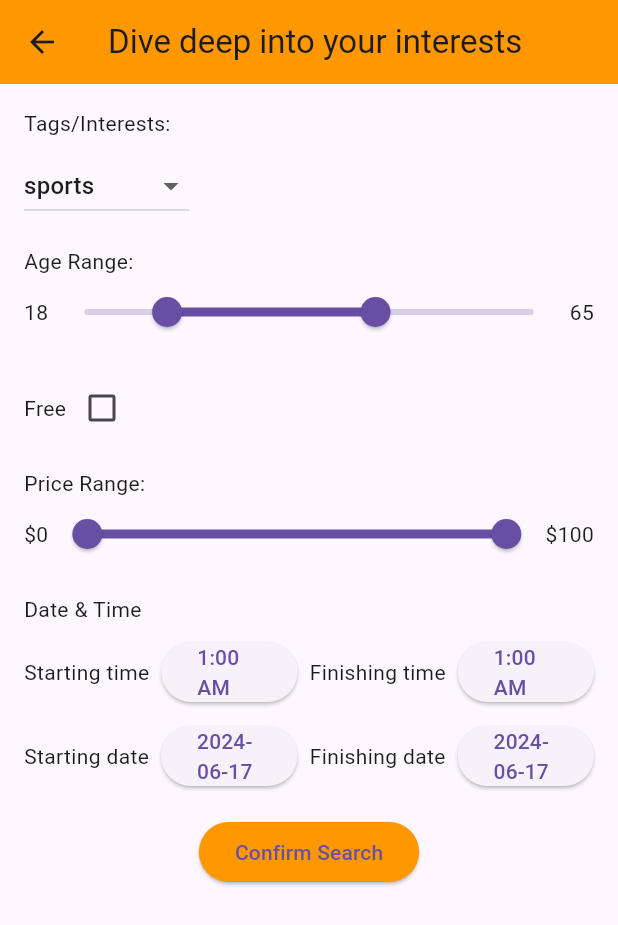
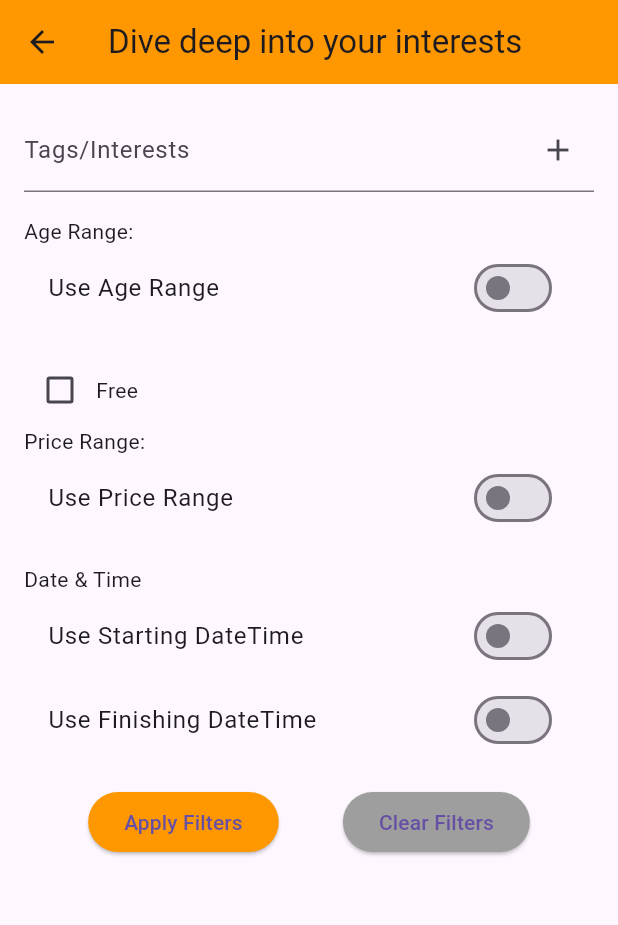
Before and after one commit to SurenSebastian/ihc-fernandez-keushkerian-sapiurka, a Flutter app: the EventAdvancedSearchScreen screen opened directly, on a phone screen of 412 x 824 dp. Shown: the top 925 px of the screen. Run offline on Flutter 3.47's test engine with Material 3 defaults, Android fonts, the phone set to English and light mode, and no system bars; our stand-ins replace cloud_firestore, firebase_auth, firebase_core, firebase_messaging, google_sign_in; accounts and stored records are empty.

Commit message:
Impreved advanced search view

```diff
--- a/evnt/lib/screens/event_advanced_search.dart
+++ b/evnt/lib/screens/event_advanced_search.dart
@@ -1,4 +1,6 @@
+import 'package:evnt/services/firestore.dart';
 import 'package:flutter/material.dart';
+import 'package:intl/intl.dart';
 
 class EventAdvancedSearchScreen extends StatefulWidget {
   const EventAdvancedSearchScreen({super.key});
@@ -8,30 +10,19 @@ class EventAdvancedSearchScreen extends StatefulWidget {
 }
 
 class _EventAdvancedSearchScreenState extends State<EventAdvancedSearchScreen> {
-  double _minAge = 18;
-  double _maxAge = 65;
-  double _minPrice = 0;
-  double _maxPrice = 100;
+  final List<String> _tags = [];
+  final TextEditingController _tagsController = TextEditingController();
+  RangeValues _ageRange = const RangeValues(18, 60);
+  RangeValues _priceRange = const RangeValues(0, 100);
   bool _isFree = false;
-  String _selectedTag = "sports";
-  TimeOfDay _startTime = const TimeOfDay(hour: 1, minute: 0);
-  TimeOfDay _finishTime = const TimeOfDay(hour: 1, minute: 0);
-  DateTime _startDate = DateTime.now();
-  DateTime _finishDate = DateTime.now();
-  final List<String> _tags = ['sports', 'music', 'technology', 'art'];
 
+  DateTime _startingDateTime = DateTime.now();
+  DateTime _finishingDateTime = DateTime.now();
 
-  void _confirmSearch() {
-    print("Search confirmed with the following details:");
-    print("Tag: $_selectedTag");
-    print("Age Range: $_minAge - $_maxAge");
-    print("Price Range: $_minPrice - $_maxPrice");
-    print("Free: $_isFree");
-    print("Start Time: ${_startTime.format(context)}");
-    print("Finish Time: ${_finishTime.format(context)}");
-    print("Start Date: ${_startDate.toLocal()}");
-    print("Finish Date: ${_finishDate.toLocal()}");
-  }
+  bool _useAgeRange = false;
+  bool _usePriceRange = false;
+  bool _useStartingDateTime = false;
+  bool _useFinishingDateTime = false;
 
   @override
   Widget build(BuildContext context) {
@@ -42,199 +33,236 @@ class _EventAdvancedSearchScreenState extends State<EventAdvancedSearchScreen> {
       ),
       body: Padding(
         padding: const EdgeInsets.all(16.0),
-        child: SingleChildScrollView(
-          child: Column(
-            crossAxisAlignment: CrossAxisAlignment.start,
+        child: ListView(
           children: [
-              Text('Tags/Interests:'),
-              SizedBox(height: 8),
-              DropdownButton<String>(
-                value: _selectedTag,
-                hint: Text('Select a tag'),
-                items: _tags.map((String tag) {
-                  return DropdownMenuItem<String>(
-                    value: tag,
-                    child: Text(tag),
-                  );
-                }).toList(),
-                onChanged: (String? newValue) {
+            TextFormField(
+              controller: _tagsController,
+              decoration: InputDecoration(
+                labelText: "Tags/Interests",
+                suffixIcon: IconButton(
+                  icon: const Icon(Icons.add),
+                  onPressed: _addTag,
+                ),
+              ),
+            ),
+            Wrap(
+              children: _tags.map((tag) => Chip(
+                label: Text(tag),
+                onDeleted: () => _removeTag(tag),
+              )).toList(),
+            ),
+            const SizedBox(height: 16),
+            const Text('Age Range:'),
+            SwitchListTile(
+              title: const Text('Use Age Range'),
+              value: _useAgeRange,
+              onChanged: (bool value) {
                 setState(() {
-                    _selectedTag = newValue!;
+                  _useAgeRange = value;
+                });
+              },
+            ),
+            if (_useAgeRange)
+              RangeSlider(
+                values: _ageRange,
+                min: 0,
+                max: 100,
+                divisions: 100,
+                labels: RangeLabels(
+                  _ageRange.start.round().toString(),
+                  _ageRange.end.round().toString(),
+                ),
+                onChanged: (values) {
+                  setState(() {
+                    _ageRange = values;
                   });
                 },
               ),
             const SizedBox(height: 16),
-              const Text('Age Range:'),
             Row(
               children: [
-                  Text('${_minAge.round()}'),
-                  Expanded(
-                    child: RangeSlider(
-                      values: RangeValues(_minAge, _maxAge),
-                      min: 0,
-                      max: 100,
-                      divisions: 100,
-                      labels: RangeLabels(
-                        _minAge.round().toString(),
-                        _maxAge.round().toString(),
-                      ),
-                      onChanged: (values) {
-                        setState(() {
-                          _minAge = values.start;
-                          _maxAge = values.end;
-                        });
-                      },
-                    ),
-                  ),
-                  Text('${_maxAge.round()}'),
-                ],
-              ),
-              const SizedBox(height: 16),
-              Row(
-                children: [
-                  const Text('Free'),
                 Checkbox(
                   value: _isFree,
                   onChanged: (value) {
                     setState(() {
-                        _isFree = value ?? false;
+                      _isFree = value!;
+                                          });
+                  },
+                ),
+                const Text('Free')
+              ],
+            ),
+            if (!_isFree)
+              Column(
+                crossAxisAlignment: CrossAxisAlignment.start,
+                children: [
+                  const Text('Price Range:'),
+                  SwitchListTile(
+                    title: const Text('Use Price Range'),
+                    value: _usePriceRange,
+                    onChanged: (bool value) {
+                      setState(() {
+                        _usePriceRange = value;
+                      });
+                    },
+                  ),
+                  if (_usePriceRange)
+                    RangeSlider(
+                      values: _priceRange,
+                      min: 0,
+                      max: 1000,
+                      divisions: 100,
+                      labels: RangeLabels(
+                        '\$${_priceRange.start.round()}',
+                        '\$${_priceRange.end.round()}',
+                      ),
+                      onChanged: (values) {
+                        setState(() {
+                          _priceRange = values;
                         });
                       },
                     ),
                 ],
               ),
             const SizedBox(height: 16),
-              if (!_isFree)
-                const Text('Price Range:'),
-              if (!_isFree)
-                Row(
-                  children: [
-                    Text('\$${_minPrice.round()}'),
-                    Expanded(
-                      child: RangeSlider(
-                        values: RangeValues(_minPrice, _maxPrice),
-                        min: 0,
-                        max: 100,
-                        divisions: 100,
-                        labels: RangeLabels(
-                          '\$${_minPrice.round()}',
-                          '\$${_maxPrice.round()}',
-                        ),
-                        onChanged: (values) {
+            const Text('Date & Time'),
+            SwitchListTile(
+              title: const Text('Use Starting DateTime'),
+              value: _useStartingDateTime,
+              onChanged: (bool value) {
                 setState(() {
-                            _minPrice = values.start;
-                            _maxPrice = values.end;
+                  _useStartingDateTime = value;
                 });
               },
             ),
+            if (_useStartingDateTime)
+              ListTile(
+                title: Text('Starting DateTime: ${_formatDateTime(_startingDateTime)}'),
+                trailing: const Icon(Icons.calendar_today),
+                onTap: _pickStartingDateTime,
               ),
-                    Text('\$${_maxPrice.round()}'),
-                  ],
+            SwitchListTile(
+              title: const Text('Use Finishing DateTime'),
+              value: _useFinishingDateTime,
+              onChanged: (bool value) {
+                setState(() {
+                  _useFinishingDateTime = value;
+                });
+              },
+            ),
+            if (_useFinishingDateTime)
+              ListTile(
+                title: Text('Finishing DateTime: ${_formatDateTime(_finishingDateTime)}'),
+                trailing: const Icon(Icons.calendar_today),
+                onTap: _pickFinishingDateTime,
               ),
             const SizedBox(height: 16),
-              const Text('Date & Time'),
-              const SizedBox(height: 8),
             Row(
+              mainAxisAlignment: MainAxisAlignment.spaceEvenly,
               children: [
-                  const Text('Starting time'),
-                  const SizedBox(width: 8),
-                  Expanded(
-                    child: ElevatedButton(
-                      onPressed: () async {
-                        TimeOfDay? picked = await showTimePicker(
-                          context: context,
-                          initialTime: _startTime,
-                        );
-                        if (picked != null) {
-                          setState(() {
-                            _startTime = picked;
-                          });
-                        }
-                      },
-                      child: Text(_startTime.format(context)),
+                ElevatedButton(
+                  style: ElevatedButton.styleFrom(backgroundColor: Colors.orange),
+                  onPressed: _applyFilters,
+                  child: const Text('Apply Filters'),
                 ),
-                  ),
-                  const SizedBox(width: 8),
-                  const Text('Finishing time'),
-                  const SizedBox(width: 8),
-                  Expanded(
-                    child: ElevatedButton(
-                      onPressed: () async {
-                        TimeOfDay? picked = await showTimePicker(
-                          context: context,
-                          initialTime: _finishTime,
-                        );
-                        if (picked != null) {
-                          setState(() {
-                            _finishTime = picked;
-                          });
-                        }
-                      },
-                      child: Text(_finishTime.format(context)),
-                    ),
+                ElevatedButton(
+                  style: ElevatedButton.styleFrom(backgroundColor: Colors.grey),
+                  onPressed: _clearFilters,
+                  child: const Text('Clear Filters'),
                 ),
               ],
-              ),
-              const SizedBox(height: 8),
-              Row(
-                children: [
-                  const Text('Starting date'),
-                  const SizedBox(width: 8),
-                  Expanded(
-                    child: ElevatedButton(
-                      onPressed: () async {
-                        DateTime? picked = await showDatePicker(
-                          context: context,
-                          initialDate: _startDate,
-                          firstDate: DateTime(2000),
-                          lastDate: DateTime(2101),
-                        );
-                        if (picked != null) {
-                          setState(() {
-                            _startDate = picked;
-                          });
-                        }
-                      },
-                      child: Text("${_startDate.toLocal()}".split(' ')[0]),
-                    ),
-                  ),
-                  const SizedBox(width: 8),
-                  const Text('Finishing date'),
-                  const SizedBox(width: 8),
-                  Expanded(
-                    child: ElevatedButton(
-                      onPressed: () async {
-                        DateTime? picked = await showDatePicker(
-                          context: context,
-                          initialDate: _finishDate,
-                          firstDate: DateTime(2000),
-                          lastDate: DateTime(2101),
-                        );
-                        if (picked != null) {
-                          setState(() {
-                            _finishDate = picked;
-                          });
-                        }
-                      },
-                      child: Text("${_finishDate.toLocal()}".split(' ')[0]),
-                    ),
-                  ),
-                ],
-              ),
-              const SizedBox(height: 16),
-              Center(
-                child: ElevatedButton(
-                  onPressed: _confirmSearch,
-                  style: ElevatedButton.styleFrom(
-                    backgroundColor: Colors.orange,
-                  ),
-                  child: const Text('Confirm Search'),
-                ),
             ),
           ],
         ),
       ),
-      ),
     );
   }
+
+  Future<void> _pickStartingDateTime() async {
+    DateTime? date = await showDatePicker(
+      context: context,
+      initialDate: _startingDateTime,
+      firstDate: DateTime(2000),
+      lastDate: DateTime(2100),
+    );
+    if (date != null) {
+      TimeOfDay? time = await showTimePicker(
+        context: context,
+        initialTime: TimeOfDay.fromDateTime(_startingDateTime),
+      );
+      if (time != null) {
+        setState(() {
+          _startingDateTime = DateTime(date.year, date.month, date.day, time.hour, time.minute);
+        });
       }
+    }
+  }
+
+  Future<void> _pickFinishingDateTime() async {
+    DateTime? date = await showDatePicker(
+      context: context,
+      initialDate: _finishingDateTime,
+      firstDate: DateTime(2000),
+      lastDate: DateTime(2100),
+    );
+    if (date != null) {
+      TimeOfDay? time = await showTimePicker(
+        context: context,
+        initialTime: TimeOfDay.fromDateTime(_finishingDateTime),
+      );
+      if (time != null) {
+        setState(() {
+          _finishingDateTime = DateTime(date.year, date.month, date.day, time.hour, time.minute);
+        });
+      }
+    }
+  }
+
+  void _addTag() {
+    final tag = _tagsController.text;
+    if (tag.isNotEmpty) {
+      setState(() {
+        _tags.add(tag);
+        _tagsController.clear();
+      });
+    }
+  }
+
+  void _removeTag(String tag) {
+    setState(() {
+      _tags.remove(tag);
+    });
+  }
+
+  String _formatDateTime(DateTime dateTime) {
+    return DateFormat('yyyy-MM-dd – kk:mm').format(dateTime);
+  }
+
+  void _applyFilters() {
+    final eventParams = EventParams(
+      tags: _tags.isNotEmpty ? _tags : null,
+      ageRange: _useAgeRange ? _ageRange : null,
+      isFree: _isFree ? _isFree : null,
+      priceRange: _usePriceRange && !_isFree ? _priceRange : null,
+      startingDateTime: _useStartingDateTime ? _startingDateTime : null,
+      finishingDateTime: _useFinishingDateTime ? _finishingDateTime : null,
+    );
+
+    print(eventParams);
+  }
+
+  void _clearFilters() {
+    setState(() {
+      _tags.clear();
+      _ageRange = const RangeValues(18, 60);
+      _priceRange = const RangeValues(0, 100);
+      _isFree = false;
+      _startingDateTime = DateTime.now();
+      _finishingDateTime = DateTime.now();
+      _useAgeRange = false;
+      _usePriceRange = false;
+      _useStartingDateTime = false;
+      _useFinishingDateTime = false;
+    });
+  }
+}
--- a/evnt/lib/screens/event_search.dart
+++ b/evnt/lib/screens/event_search.dart
@@ -5,25 +5,6 @@ import 'package:flutter/material.dart';
 
 class EventSearchScreen extends StatelessWidget {
   const EventSearchScreen({super.key});
-
-  /*
-  final List<Map<String, String>> events = [
-    {'title': 'Rock Concert', 'location': 'Central Park', 'time': '13:00'},
-    {'title': 'Yoga Class', 'location': 'Fitness local', 'time': '19:00'},
-    {'title': 'Comedy Show', 'location': "Pedro's restaurant", 'time': ''},
-    {'title': 'Pop Concert', 'location': 'Central Park', 'time': '18:00'},
-    {'title': 'Football Match', 'location': 'Central Park', 'time': '19:00'},
-    {'title': 'Wood Craft Class', 'location': "Sarah's Coffee Shop", 'time': '19:30'},
-    {'title': 'Pets Meeting', 'location': 'Central Park', 'time': '15:00'},
-    {'title': 'Cumbia Festival', 'location': 'Central Park', 'time': '20:00'},
-    {'title': 'Skydiving', 'location': 'Skydiving Center', 'time': '10:00'},
-    {'title': 'Basketball Game', 'location': 'Central Park', 'time': '17:00'},
-    {'title': 'Art Exhibition', 'location': 'Central Park', 'time': '16:00'},
-    {'title': 'Movie Night', 'location': 'Central Park', 'time': '20:00'},
-    {'title': 'Cooking Workshop', 'location': 'Central Park', 'time': '18:00'},
-    {'title': 'Book Club Meeting', 'location': 'Central Park', 'time': '19:00'},
-  ];
-  */
 
   @override
   Widget build(BuildContext context) {
--- a/evnt/lib/services/firestore.dart
+++ b/evnt/lib/services/firestore.dart
@@ -1,5 +1,6 @@
 import 'package:cloud_firestore/cloud_firestore.dart';
 import 'package:evnt/services/models.dart';
+import 'package:flutter/material.dart';
 
 class FirestoreService {
   final FirebaseFirestore _db = FirebaseFirestore.instance;
@@ -25,3 +26,26 @@ class FirestoreService {
     await ref.add(event.toJson());
   }
 }
+
+class EventParams {
+  final List<String>? tags;
+  final RangeValues? ageRange;
+  final bool? isFree;
+  final RangeValues? priceRange;
+  final DateTime? startingDateTime;
+  final DateTime? finishingDateTime;
+
+  EventParams({
+    this.tags,
+    this.ageRange,
+    this.isFree,
+    this.priceRange,
+    this.startingDateTime,
+    this.finishingDateTime,
+  });
+
+  @override
+  String toString() {
+    return 'EventParams(tags: $tags, ageRange: $ageRange, isFree: $isFree, priceRange: $priceRange, startingDateTime: $startingDateTime, finishingDateTime: $finishingDateTime)';
+  }
+}
```
Lines whose indentation alone changed are shown as unchanged.
